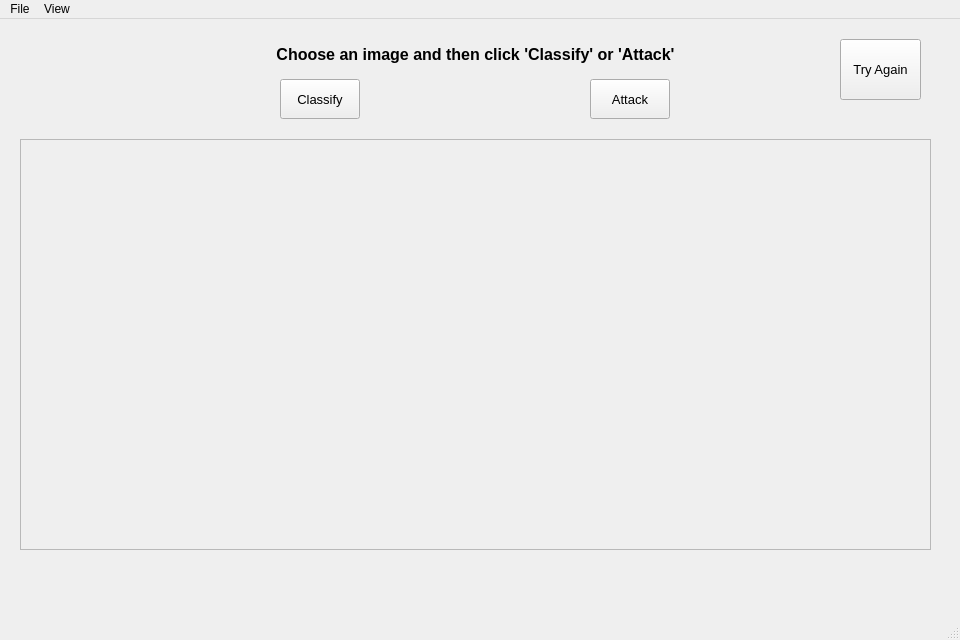
Old version of the form mainwindow.ui in the repository sShaAanGg/python-final.
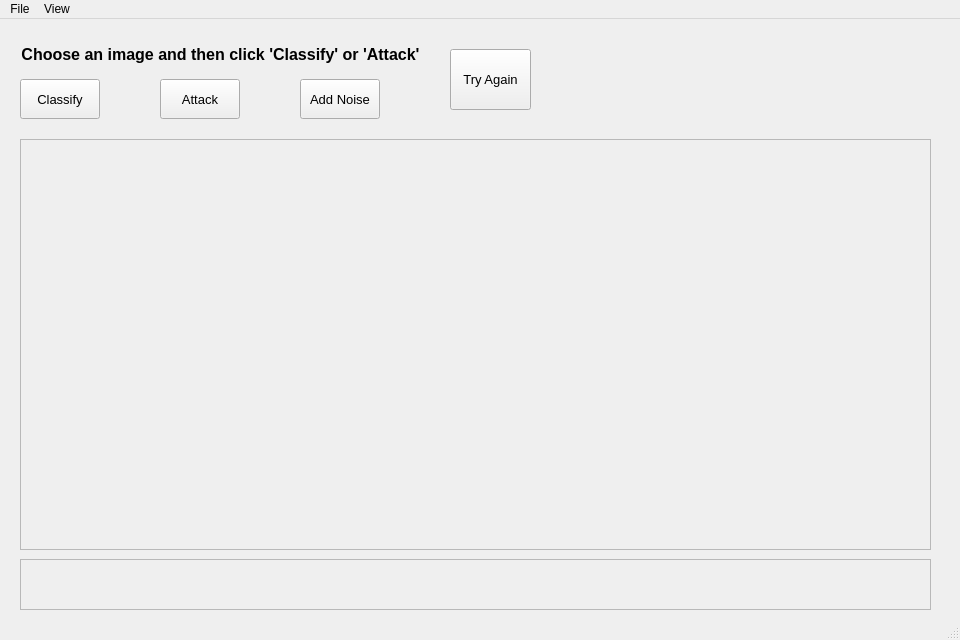
New version of the form.

Commit message:
Add a button and a frame in the window
Add a QPushButton button_add_noisse and a QFrame for label_result.

The edit to the form file:
```diff
--- a/mainwindow.ui
+++ b/mainwindow.ui
@@ -44,9 +44,9 @@
    <widget class="QLabel" name="label_help">
     <property name="geometry">
      <rect>
-      <x>0</x>
+      <x>-10</x>
       <y>10</y>
-      <width>951</width>
+      <width>461</width>
       <height>51</height>
      </rect>
     </property>
@@ -68,7 +68,7 @@
    <widget class="QPushButton" name="button_classify">
     <property name="geometry">
      <rect>
-      <x>280</x>
+      <x>20</x>
       <y>60</y>
       <width>80</width>
       <height>40</height>
@@ -104,7 +104,7 @@
    <widget class="QPushButton" name="button_attack">
     <property name="geometry">
      <rect>
-      <x>590</x>
+      <x>160</x>
       <y>60</y>
       <width>80</width>
       <height>40</height>
@@ -122,35 +122,11 @@
      <bool>false</bool>
     </property>
    </widget>
-   <widget class="QLabel" name="label_result">
-    <property name="geometry">
-     <rect>
-      <x>30</x>
-      <y>540</y>
-      <width>891</width>
-      <height>61</height>
-     </rect>
-    </property>
-    <property name="font">
-     <font>
-      <pointsize>12</pointsize>
-     </font>
-    </property>
-    <property name="text">
-     <string/>
-    </property>
-    <property name="alignment">
-     <set>Qt::AlignLeading|Qt::AlignLeft|Qt::AlignVCenter</set>
-    </property>
-    <property name="isVisible" stdset="0">
-     <bool>false</bool>
-    </property>
-   </widget>
    <widget class="QPushButton" name="button_again">
     <property name="geometry">
      <rect>
-      <x>840</x>
-      <y>20</y>
+      <x>450</x>
+      <y>30</y>
       <width>81</width>
       <height>61</height>
      </rect>
@@ -202,6 +178,67 @@
      </property>
     </widget>
    </widget>
+   <widget class="QPushButton" name="button_add_noise">
+    <property name="geometry">
+     <rect>
+      <x>300</x>
+      <y>60</y>
+      <width>80</width>
+      <height>40</height>
+     </rect>
+    </property>
+    <property name="font">
+     <font>
+      <pointsize>10</pointsize>
+     </font>
+    </property>
+    <property name="text">
+     <string>Add Noise</string>
+    </property>
+    <property name="isActivated" stdset="0">
+     <bool>false</bool>
+    </property>
+   </widget>
+   <widget class="QFrame" name="frame">
+    <property name="geometry">
+     <rect>
+      <x>20</x>
+      <y>540</y>
+      <width>911</width>
+      <height>51</height>
+     </rect>
+    </property>
+    <property name="frameShape">
+     <enum>QFrame::StyledPanel</enum>
+    </property>
+    <property name="frameShadow">
+     <enum>QFrame::Raised</enum>
+    </property>
+    <widget class="QLabel" name="label_result">
+     <property name="geometry">
+      <rect>
+       <x>0</x>
+       <y>0</y>
+       <width>911</width>
+       <height>51</height>
+      </rect>
+     </property>
+     <property name="font">
+      <font>
+       <pointsize>12</pointsize>
+      </font>
+     </property>
+     <property name="text">
+      <string/>
+     </property>
+     <property name="alignment">
+      <set>Qt::AlignLeading|Qt::AlignLeft|Qt::AlignVCenter</set>
+     </property>
+     <property name="isVisible" stdset="0">
+      <bool>false</bool>
+     </property>
+    </widget>
+   </widget>
    <zorder>label_help</zorder>
    <zorder>button_attack</zorder>
    <zorder>button_classify</zorder>
```
Left out of the diff: 56 changed lines with no effect on the pictures. The commit also changes 3 other files.
